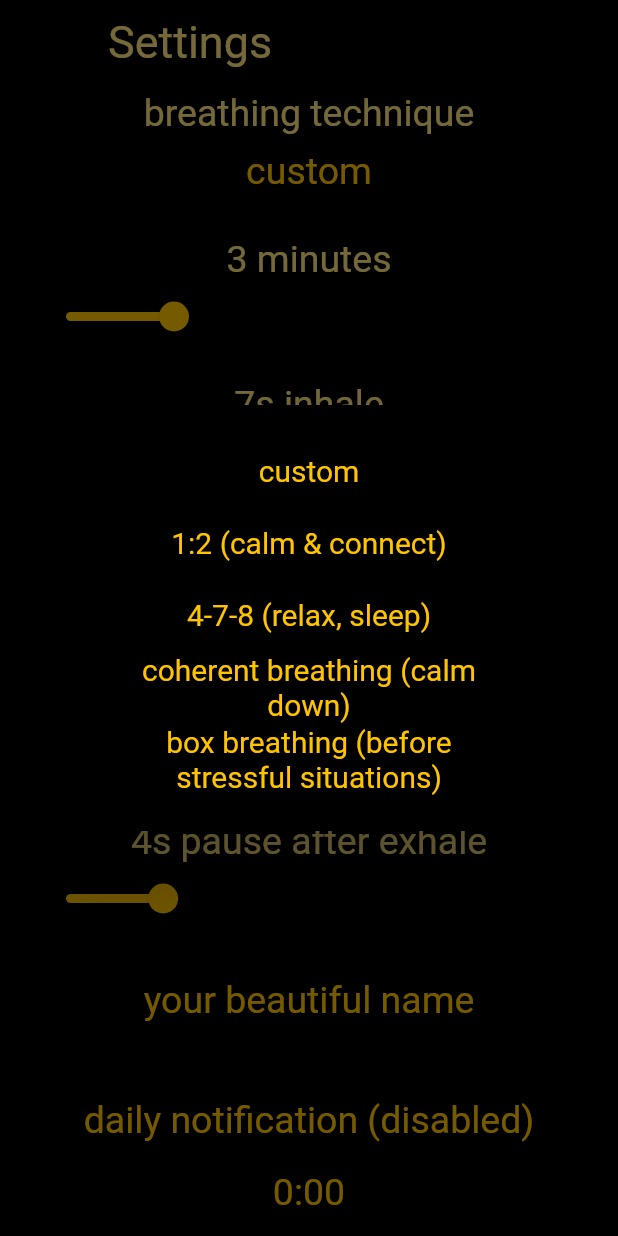
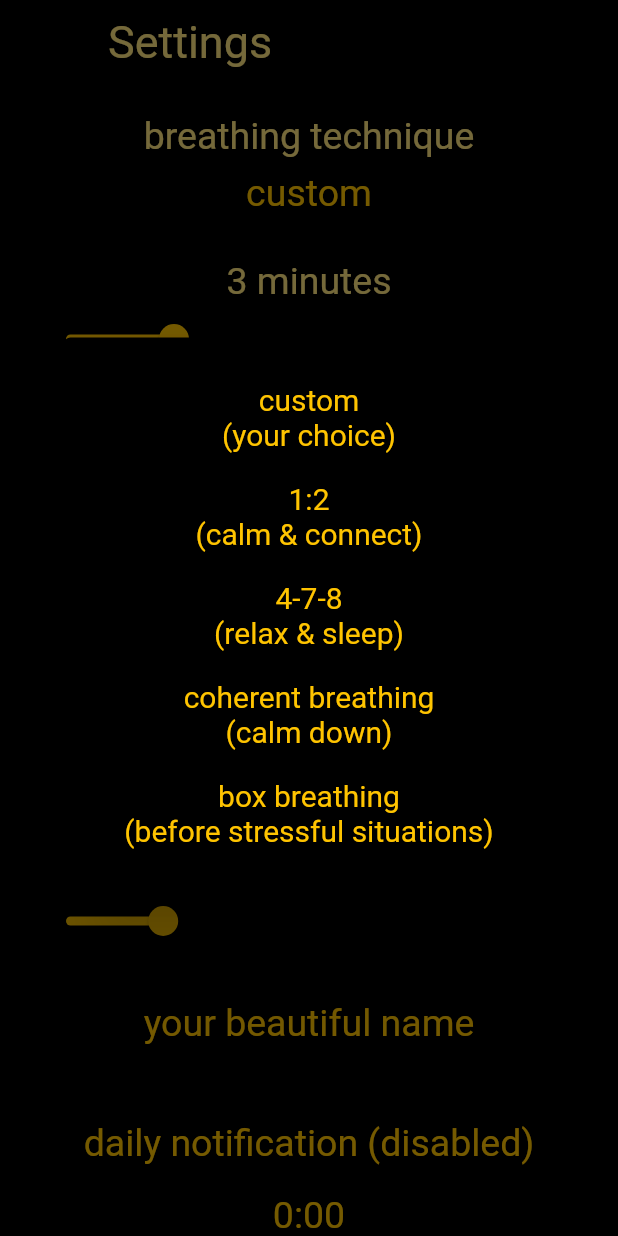
Before and after one commit to geekmiester/breathe, a Flutter app: the Settings screen opened directly, after a tap on "custom", on a phone screen of 412 x 824 dp. Run offline on Flutter 3.47's test engine with Material 2 defaults, Android fonts, the phone set to English and light mode, and no system bars; our stand-ins replace audioplayers, flushbar, flutter_local_notifications, shared_preferences; accounts and stored records are empty.

Commit message:
optical improvements

```diff
--- a/lib/settings.dart
+++ b/lib/settings.dart
@@ -84,12 +84,24 @@ class _Settings extends State<SettingsState> {
                   updateBreathingInterval('breathingTechnique');
                   Navigator.of(context).pop();
                 },
-                child: Text(techniques[index]['name'],
-                    textAlign: TextAlign.center,
-                    style: TextStyle(
-                        fontSize: fontSize - 5,
-                        fontWeight: fontWeight,
-                        color: secondaryColor)),
+                child: Column(
+                  children: <Widget>[
+                    Padding(padding: EdgeInsets.only(top: 10)),
+                    Text(techniques[index]['name'],
+                        textAlign: TextAlign.center,
+                        style: TextStyle(
+                            fontSize: fontSize - 5,
+                            fontWeight: fontWeight,
+                            color: secondaryColor)),
+                    Text(techniques[index]['description'],
+                        textAlign: TextAlign.center,
+                        style: TextStyle(
+                            fontSize: fontSize - 5,
+                            fontWeight: fontWeight,
+                            color: secondaryColor)),
+                    Padding(padding: EdgeInsets.only(top: 10)),
+                  ],
+                ),
               ),
           ],
         ),
@@ -109,7 +121,7 @@ class _Settings extends State<SettingsState> {
         padding: EdgeInsets.symmetric(horizontal: 20),
         child: ListView(
           children: <Widget>[
-            Padding(padding: EdgeInsets.only(top: 5)),
+            Padding(padding: EdgeInsets.only(top: 20)),
             Text('breathing technique',
                 textAlign: TextAlign.center,
                 style: TextStyle(
--- a/lib/techniques.dart
+++ b/lib/techniques.dart
@@ -3,6 +3,7 @@ List<Map> techniques = [
 // inhalePause & exhalePause must be int 0-20
   {
     'name': 'custom',
+    'description': '(your choice)',
     'inhaleTime': 7,
     'inhalePause': 2,
     'exhaleTime': 7,
@@ -10,7 +11,8 @@ List<Map> techniques = [
   },
   {
     // https://www.youtube.com/watch?v=7xalaT2FwS8
-    'name': '1:2 (calm & connect)',
+    'name': '1:2',
+    'description': '(calm & connect)',
     'inhaleTime': 4,
     'inhalePause': 0,
     'exhaleTime': 8,
@@ -18,7 +20,8 @@ List<Map> techniques = [
   },
   {
     // https://www.youtube.com/watch?v=gz4G31LGyog
-    'name': '4-7-8 (relax, sleep)',
+    'name': '4-7-8',
+    'description': '(relax & sleep)',
     'inhaleTime': 4,
     'inhalePause': 7,
     'exhaleTime': 8,
@@ -26,7 +29,8 @@ List<Map> techniques = [
   },
   {
     // https://www.youtube.com/watch?v=aXItOY0sLRY
-    'name': 'coherent breathing (calm down)',
+    'name': 'coherent breathing',
+    'description': '(calm down)',
     'inhaleTime': 5,
     'inhalePause': 0,
     'exhaleTime': 5,
@@ -34,7 +38,8 @@ List<Map> techniques = [
   },
   {
     // https://www.youtube.com/watch?v=6RY73nw-jsA
-    'name': 'box breathing (before stressful situations)',
+    'name': 'box breathing',
+    'description': '(before stressful situations)',
     'inhaleTime': 4,
     'inhalePause': 4,
     'exhaleTime': 4,
```
